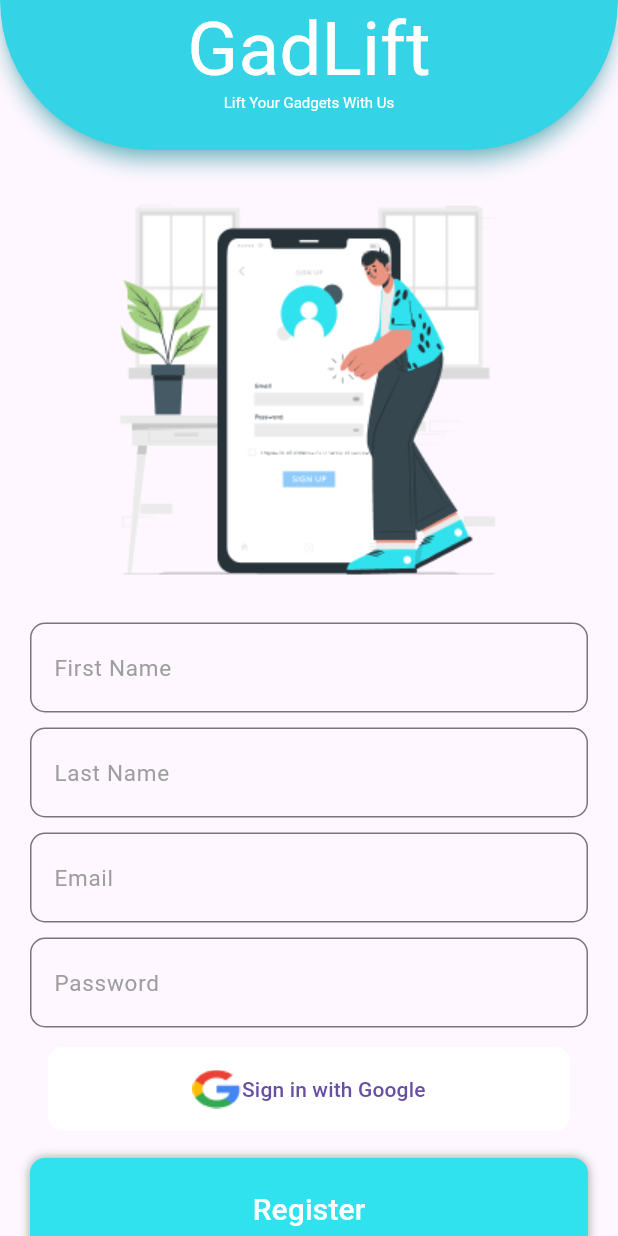
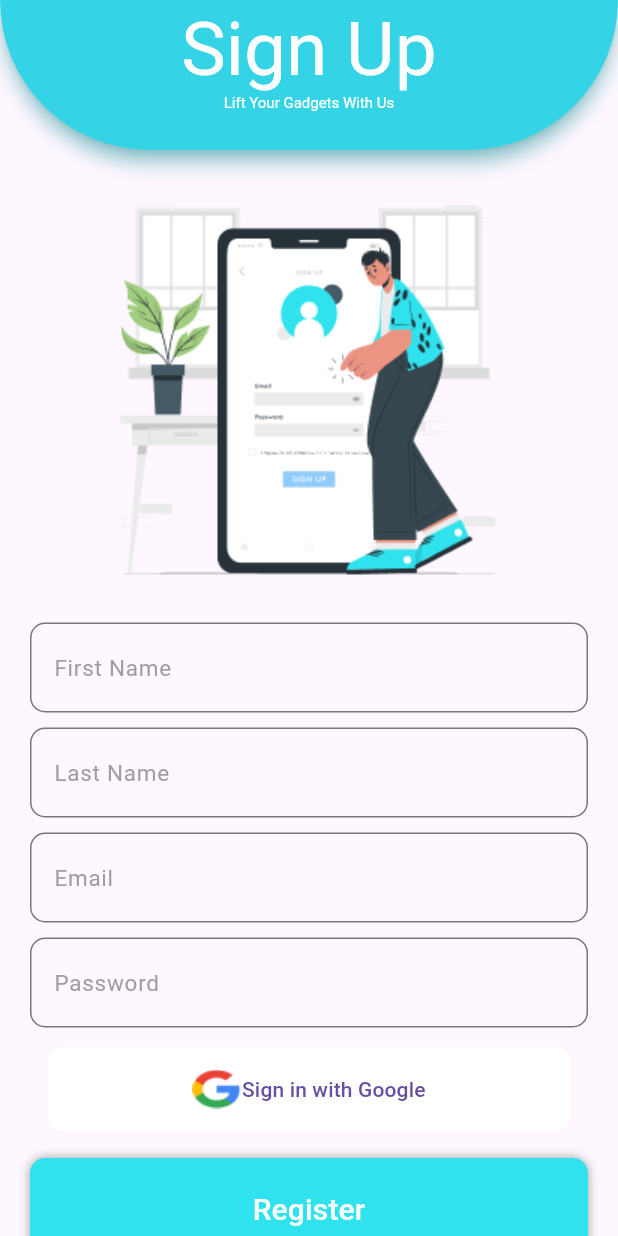
Before and after one commit to younes-damouna/gad-lift, a Flutter app: the screen it shows after launch, on a phone screen of 412 x 824 dp. Run offline on Flutter 3.47's test engine with Material 3 defaults, Android fonts, the light colour scheme and no system bars; our stand-ins replace google_fonts.

Commit message:
frontend: fixed appBar to be dynamic

```diff
--- a/mobile_app/lib/screens/auth/register.screen.dart
+++ b/mobile_app/lib/screens/auth/register.screen.dart
@@ -15,8 +15,10 @@ class _RegisterScreenState extends State<RegisterScreen> {
   @override
   Widget build(BuildContext context) {
     return Scaffold(
-      appBar: const MyAppBar(),
-      body:  ListView(children: [
+      appBar: const MyAppBar(
+        title: 'Sign Up',
+      ),
+      body: ListView(children: [
         //  Scaffold(
         // backgroundColor: const Color(0xFFF3F1F1),
         // body:
@@ -63,7 +65,8 @@ class _RegisterScreenState extends State<RegisterScreen> {
                             RoundedRectangleBorder(
                                 borderRadius: BorderRadius.zero),
                           ),
-                        overlayColor: MaterialStatePropertyAll(Colors.white60)),
+                          overlayColor:
+                              MaterialStatePropertyAll(Colors.white60)),
                       onPressed: () {},
                       child: Container(
                         padding: const EdgeInsets.all(15),
--- a/mobile_app/lib/widgets/app_bar.widget.dart
+++ b/mobile_app/lib/widgets/app_bar.widget.dart
@@ -2,8 +2,10 @@ import 'package:flutter/material.dart';
 import 'package:mobile_app/main.dart';
 // import 'package:mobile_app/main.dart';
 class MyAppBar extends StatelessWidget  implements PreferredSizeWidget  {
+  final String title;
   const MyAppBar({
     super.key,
+    required this.title
   });
   @override
   Size get preferredSize => const Size.fromHeight(100);
@@ -16,7 +18,7 @@ class MyAppBar extends StatelessWidget  implements PreferredSizeWidget  {
           // excludeHeaderSemantics: true,
           title: Column(
             children: [
-              screenTitle(title: 'GadLift', size: 50),
+              screenTitle(title: title, size: 50),
             screenTitle(title: 'Lift Your Gadgets With Us', size: 10),],
           ),
           bottom:  const PreferredSize(
```
Lines whose indentation alone changed are shown as unchanged.
